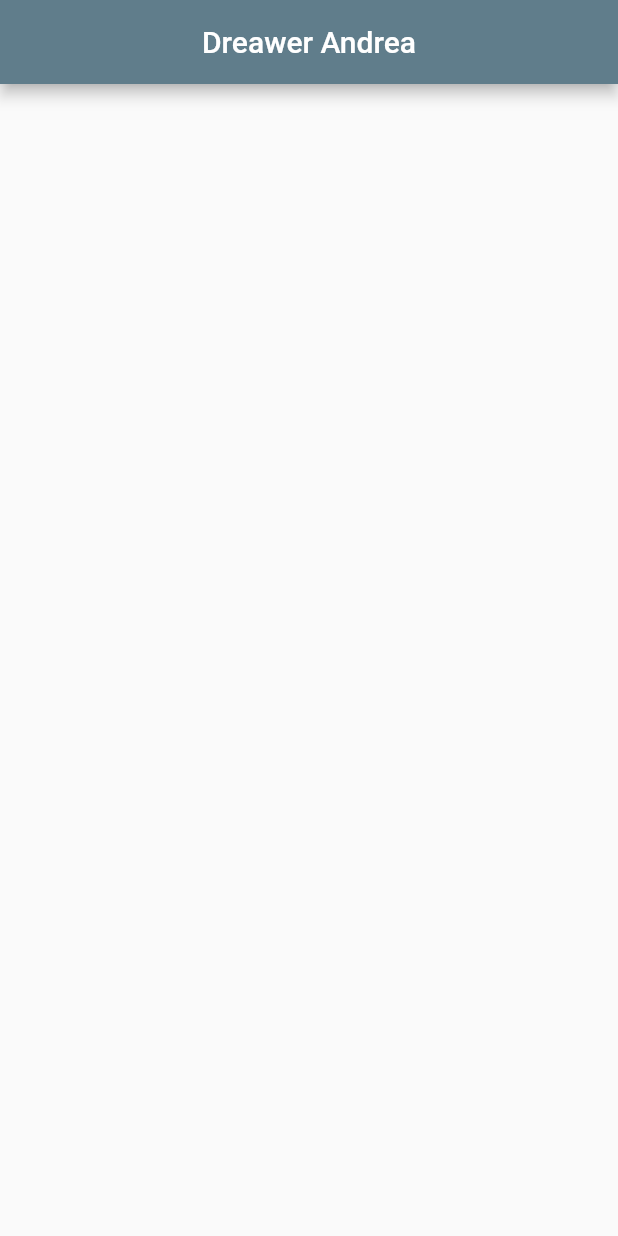
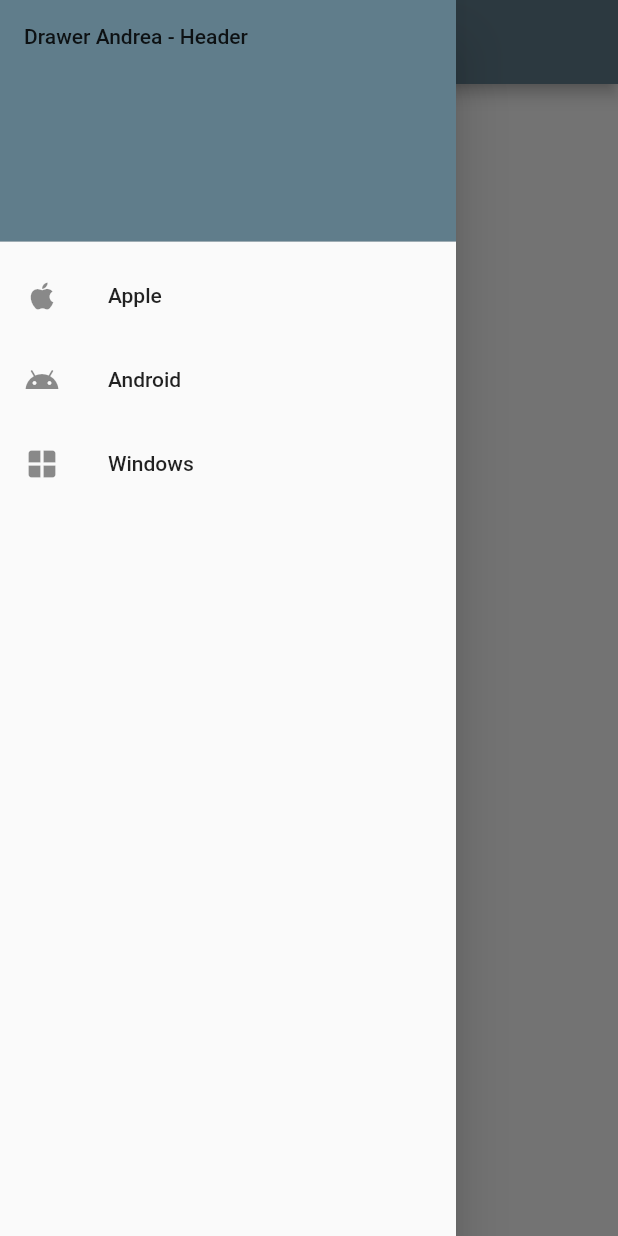
Before and after one commit to Andrelica/Drawer_P4_v2, a Flutter app: the screen it shows after launch, with the side drawer open (before the commit the screen has no drawer), on a phone screen of 412 x 824 dp. Run offline on Flutter 3.47's test engine with Material 2 defaults, Android fonts, the phone set to English and light mode, and no system bars.

Commit message:
drawer_version3

```diff
--- a/lib/main.dart
+++ b/lib/main.dart
@@ -31,6 +31,47 @@ class _MyHomePageState extends State<MyHomePage> {
         centerTitle: true,
         title: Text('Dreawer Andrea'),
       ),
+      drawer: Drawer(
+        child: ListView(
+          // Important: Remove any padding from the ListView.
+          padding: EdgeInsets.zero,
+          children: [
+            const DrawerHeader(
+              decoration: BoxDecoration(
+                color: Colors.blueGrey,
+              ),
+              child: Text('Drawer Andrea - Header'),
+            ),
+            ListTile(
+              leading: Icon(
+                Icons.apple,
+              ),
+              title: const Text('Apple'),
+              onTap: () {
+                Navigator.pop(context);
+              },
+            ),
+            ListTile(
+              leading: Icon(
+                Icons.android,
+              ),
+              title: const Text('Android'),
+              onTap: () {
+                Navigator.pop(context);
+              },
+            ),
+            ListTile(
+              leading: Icon(
+                Icons.window,
+              ),
+              title: const Text('Windows'),
+              onTap: () {
+                Navigator.pop(context);
+              },
+            ),
+          ],
+        ),
+      ),
       body: Center(
         child: Column(
           mainAxisAlignment: MainAxisAlignment.center,
```
